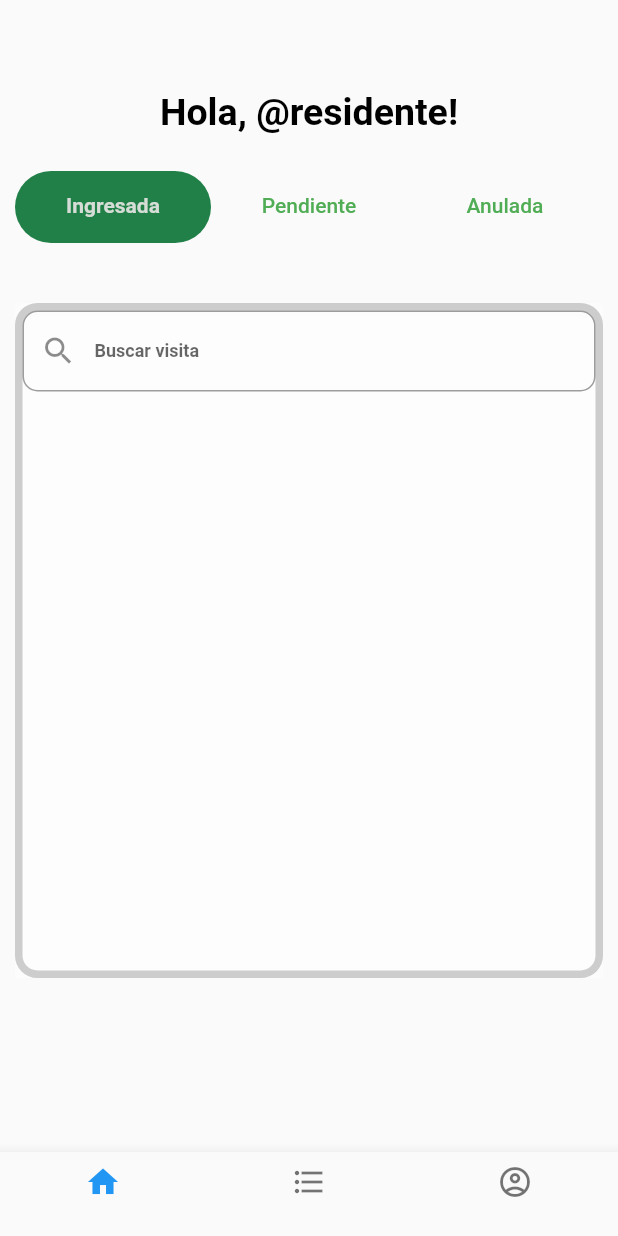
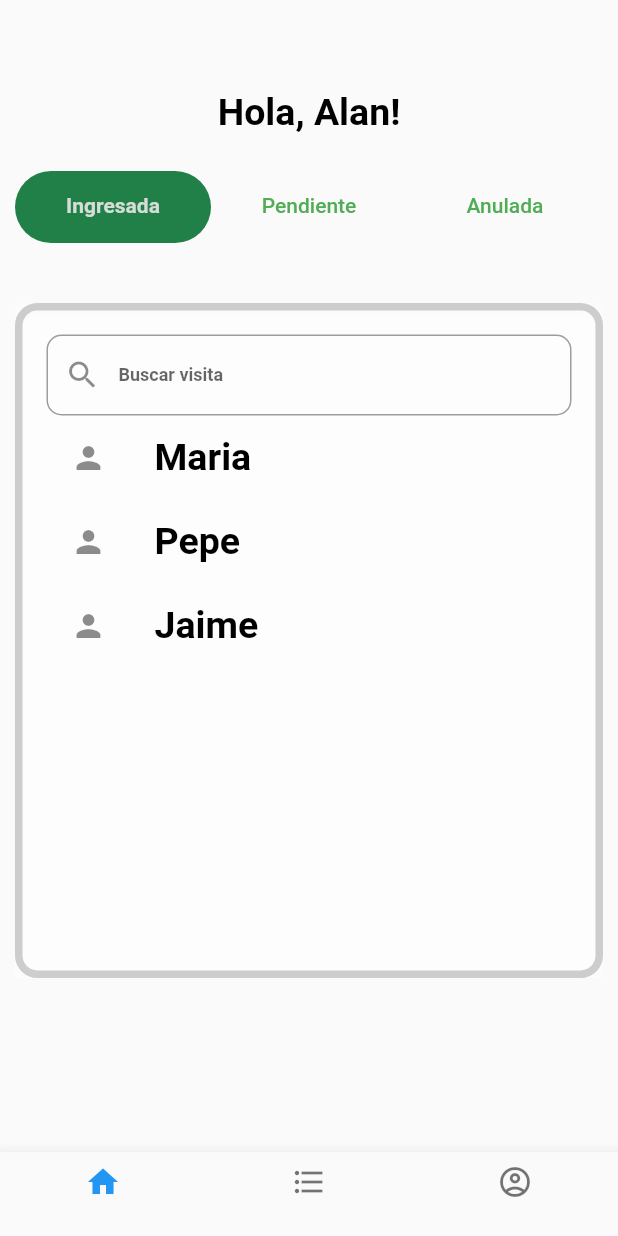
Before and after one commit to Dgloor/T4-safe-citadel-app, a Flutter app: the screen it shows after launch, after a tap on "Iniciar Sesión", on a phone screen of 412 x 824 dp. Run offline on Flutter 3.47's test engine with Material 2 defaults, Android fonts, the phone set to English and light mode, and no system bars; our stand-ins replace timezone.

Commit message:
Implementacion de textfield para buscar visitas y lista de visitas

```diff
--- a/frontend/lib/screens/login_screen.dart
+++ b/frontend/lib/screens/login_screen.dart
@@ -7,7 +7,42 @@ class LoginScreen extends StatefulWidget{
   @override
   _LoginScreenState createState() => _LoginScreenState();
 }
+class _Divider extends StatelessWidget{
+  const _Divider({Key? key}) : super(key: key);
+   @override
+  Widget build(BuildContext context) {
+  return Divider(
+                  height: 30.0,
+                  color: Color.fromARGB(255, 250, 248, 248),
+                );
+  }
+}
 
+class _BtnSubmit extends StatelessWidget{
+  const _BtnSubmit({Key? key}) : super(key: key);
+   @override
+  Widget build(BuildContext context) {
+  return SizedBox(
+                  child: TextButton(
+                    style: ButtonStyle(
+                      fixedSize: MaterialStateProperty.all<Size>(Size(250, 50)),
+                      foregroundColor: MaterialStateProperty.all<Color>(Colors.white),
+                      backgroundColor: MaterialStateProperty.all<Color>(Colors.green), // Cambiar el color del botón
+                    ),
+                    onPressed: (){
+                      Navigator.push(
+                        context,
+                        MaterialPageRoute(builder: (context) => HomeScreenResidente()),
+                      );
+                    },
+                    child: Text('Iniciar Sesión',
+                    style: TextStyle(
+                      fontSize: 20.0,
+                    ),),
+                  ),
+                );
+  }
+}
 class _LoginScreenState extends State<LoginScreen>{
   String _usuario = "";
   String _password= "";
@@ -26,10 +61,7 @@ class _LoginScreenState extends State<LoginScreen>{
               mainAxisAlignment: MainAxisAlignment.center,
               children: [
                 Image.asset('assets/img/logo.png'),
-                Divider(
-                  height: 30.0,
-                  color: Color.fromARGB(255, 250, 248, 248),
-                ),
+                _Divider(),
                 TextField(
                   autofocus: true,
                   decoration: InputDecoration(
@@ -39,12 +71,8 @@ class _LoginScreenState extends State<LoginScreen>{
                   onSubmitted: (valor){
                     _usuario = valor;
 
-                  },
-                ),
-                Divider(
-                  height: 18.0,
-                  color: Color.fromARGB(255, 250, 248, 248),
-                ),
+                  }),
+                _Divider(),
                 TextField(
                   enableInteractiveSelection: false,
                   obscureText: true,
@@ -56,29 +84,8 @@ class _LoginScreenState extends State<LoginScreen>{
                     _password = valor;
                   },
                 ),
-                Divider(
-                  height: 35.0,
-                  color: Color.fromARGB(255, 250, 248, 248),
-                ),
-                SizedBox(
-                  child: TextButton(
-                    style: ButtonStyle(
-                      fixedSize: MaterialStateProperty.all<Size>(Size(250, 50)),
-                      foregroundColor: MaterialStateProperty.all<Color>(Colors.white),
-                      backgroundColor: MaterialStateProperty.all<Color>(Colors.green), // Cambiar el color del botón
-                    ),
-                    onPressed: (){
-                      Navigator.push(
-                        context,
-                        MaterialPageRoute(builder: (context) => HomeScreenResidente()),
-                      );
-                    },
-                    child: Text('Iniciar Sesión',
-                    style: TextStyle(
-                      fontSize: 20.0,
-                    ),),
-                  ),
-                ),
+                _Divider(),
+                _BtnSubmit(),
               ],
             )
           ],
--- a/frontend/lib/screens/screensResidente/home_screenResidente.dart
+++ b/frontend/lib/screens/screensResidente/home_screenResidente.dart
@@ -9,8 +9,144 @@ class HomeScreenResidente extends StatefulWidget {
   State<HomeScreenResidente> createState() => _HomeScreenResidente();
 }
 
+
+class _InputBuscarVisita extends StatelessWidget{
+  _InputBuscarVisita({Key? key}) : super(key: key);
+  List<String> visitas = ["Maria", "Pepe", "Jaime"];
+   @override
+  Widget build(BuildContext context) {
+  return Container(
+      padding: const EdgeInsets.all(16.0),
+      child: Column(
+        crossAxisAlignment: CrossAxisAlignment.start,
+        children: [
+          TextField(
+                            style: TextStyle(fontSize: 12),
+                            decoration: InputDecoration(
+                              hintText: 'Buscar visita',
+                              border: OutlineInputBorder(
+                                borderRadius: BorderRadius.circular(10.0),
+                                borderSide: BorderSide(
+                                    color: Color.fromARGB(255, 73, 70, 70)
+                                        .withOpacity(0.5)),
+                              ),
+                              prefixIcon: Icon(Icons.search),
+                            ),
+                          ),
+
+          Expanded(
+            child: ListView.builder(
+              itemCount: visitas.length,
+              itemBuilder: (BuildContext context, int index) {
+                final nombreVisita = visitas[index];
+                return ListTile(
+                  title: Text(nombreVisita),
+                  leading: Icon(Icons.person));
+              },
+            ),
+          ),
+        ],
+      ),
+    );
+  }
+}
+
+
+class  _ContainerVisitaIngresada extends StatelessWidget{
+  const _ContainerVisitaIngresada({Key? key}) : super(key: key);
+   @override
+  Widget build(BuildContext context) {
+  return Container(
+
+                      decoration: BoxDecoration(
+                        borderRadius: BorderRadius.circular(15),
+                        boxShadow: [
+                          BoxShadow(
+                            color: Colors.white.withOpacity(0.5),
+                            spreadRadius: 5,
+                            blurRadius: 7,
+                            offset: Offset(0, 3),
+                          ),
+                        ],
+                        border: Border.all(
+                            color: Colors.grey.withOpacity(0.5), width: 5),
+                      ),
+                      child: _InputBuscarVisita(),
+
+                    );
+  }
+}
+class _ContainerVisitaAnulada extends StatelessWidget{
+  const _ContainerVisitaAnulada({Key? key}) : super(key: key);
+   @override
+  Widget build(BuildContext context) {
+  return Container(
+
+                      decoration: BoxDecoration(
+                        borderRadius: BorderRadius.circular(15),
+                        boxShadow: [
+                          BoxShadow(
+                            color: Colors.white.withOpacity(0.5),
+                            spreadRadius: 5,
+                            blurRadius: 7,
+                            offset: Offset(0, 3),
+                          ),
+                        ],
+                        border: Border.all(
+                          color: Colors.grey.withOpacity(0.5),
+                          width: 5,
+                        ),
+                      ),
+                      child: _InputBuscarVisita(),
+                    );
+  }
+}
+class _ContainerVisitaPendiente extends StatelessWidget{
+  const _ContainerVisitaPendiente({Key? key}) : super(key: key);
+   @override
+  Widget build(BuildContext context) {
+  return Container(
+
+                      decoration: BoxDecoration(
+                        borderRadius: BorderRadius.circular(15),
+                        boxShadow: [
+                          BoxShadow(
+                            color: Colors.white.withOpacity(0.5),
+                            spreadRadius: 5,
+                            blurRadius: 7,
+                            offset: Offset(0, 3),
+                          ),
+                        ],
+                        border: Border.all(
+                          color: Colors.grey.withOpacity(0.5),
+                          width: 5,
+                        ),
+                      ),
+                      child: _InputBuscarVisita(),
+                    );
+  }
+}
+
+class _ListView extends StatelessWidget {
+  const _ListView({Key? key}) : super(key: key);
+
+  @override
+  Widget build(BuildContext context) {
+    return  ListView(
+      padding: const EdgeInsets.all(8),
+      children: <Widget>[
+        Text('List 1'),
+        Text('List 2'),
+        Text('List 3'),
+      ],
+    );
+  }
+}
+
 class _HomeScreenResidente extends State<HomeScreenResidente>
     with TickerProviderStateMixin {
+
+    String usuario = "Alan";
   @override
   Widget build(BuildContext context) {
     TabController _tabController = TabController(length: 3, vsync: this);
@@ -24,7 +160,7 @@ class _HomeScreenResidente extends State<HomeScreenResidente>
             child: Column(
               children: [
                 Text(
-                  "Hola, @residente!",
+                  'Hola, ${usuario}!',
                   style: Theme.of(context).textTheme.titleMedium,
                   textAlign: TextAlign.left,
                 ),
@@ -55,78 +191,9 @@ class _HomeScreenResidente extends State<HomeScreenResidente>
                   height: 450,
                   child: TabBarView(controller: _tabController,
                   children: [
-                    Container(
-                      //padding: EdgeInsets.all(20.0),
-                      decoration: BoxDecoration(
-                        borderRadius: BorderRadius.circular(15),
-                        boxShadow: [
-                          BoxShadow(
-                            color: Colors.white.withOpacity(0.5),
-                            spreadRadius: 5,
-                            blurRadius: 7,
-                            offset: Offset(0, 3), // changes position of shadow
-                          ),
-                        ],
-                        border: Border.all(
-                            color: Colors.grey.withOpacity(0.5), width: 5),
-                      ),
-                      child: Container(
-                          width: 50,
-                          child: TextField(
-                            style: TextStyle(fontSize: 12),
-                            decoration: InputDecoration(
-                              fillColor: Color.fromARGB(255, 221, 75, 75),
-                              hintText: 'Buscar visita',
-                              border: OutlineInputBorder(
-                                borderRadius: BorderRadius.circular(10.0),
-                                borderSide: BorderSide(
-                                    color: Color.fromARGB(255, 73, 70, 70)
-                                        .withOpacity(0.5)),
-                              ),
-                              prefixIcon: Icon(Icons.search),
-                            ),
-                          ),
-
-                      ),
-                    ),
-                    Container(
-                      padding: EdgeInsets.all(20.0),
-                      decoration: BoxDecoration(
-                        borderRadius: BorderRadius.circular(15),
-                        boxShadow: [
-                          BoxShadow(
-                            color: Colors.white.withOpacity(0.5),
-                            spreadRadius: 5,
-                            blurRadius: 7,
-                            offset: Offset(0, 3), // changes position of shadow
-                          ),
-                        ],
-                        border: Border.all(
-                          color: Colors.grey.withOpacity(0.5),
-                          width: 5,
-                        ),
-                      ),
-                      child: Text("Vista pendiente"),
-                    ),
-                    Container(
-                      padding: EdgeInsets.all(20.0),
-                      decoration: BoxDecoration(
-                        borderRadius: BorderRadius.circular(15),
-                        boxShadow: [
-                          BoxShadow(
-                            color: Colors.white.withOpacity(0.5),
-                            spreadRadius: 5,
-                            blurRadius: 7,
-                            offset: Offset(0, 3), // changes position of shadow
-                          ),
-                        ],
-                        border: Border.all(
-                          color: Colors.grey.withOpacity(0.5),
-                          width: 5,
-                        ),
-                      ),
-                      child: Text("Vista anulada"),
-                    )
+                    _ContainerVisitaIngresada(),
+                    _ContainerVisitaPendiente(),
+                    _ContainerVisitaAnulada()
                   ]),
                 ),
               ],
@@ -134,7 +201,16 @@ class _HomeScreenResidente extends State<HomeScreenResidente>
           ),
         ],
       )),
-      bottomNavigationBar: BottomNavigationBar(
+      bottomNavigationBar: _BottomNavigator(),
+    );
+  }
+}
+
+class _BottomNavigator extends StatelessWidget{
+  const _BottomNavigator({Key? key}) : super(key: key);
+   @override
+  Widget build(BuildContext context) {
+  return BottomNavigationBar(
         items: const <BottomNavigationBarItem>[
           BottomNavigationBarItem(
             icon: Icon(Icons.home),
@@ -149,7 +225,6 @@ class _HomeScreenResidente extends State<HomeScreenResidente>
             label: '',
           ),
         ],
-      ),
-    );
+      );
   }
 }
```
